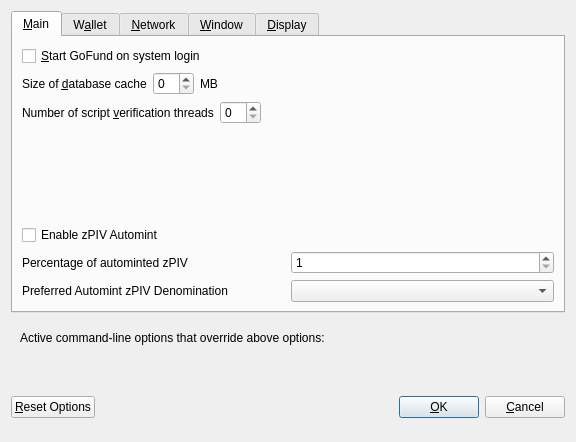
Qt form src/qt/forms/optionsdialog.ui (GoFundDev/GO-FUND) before a commit.
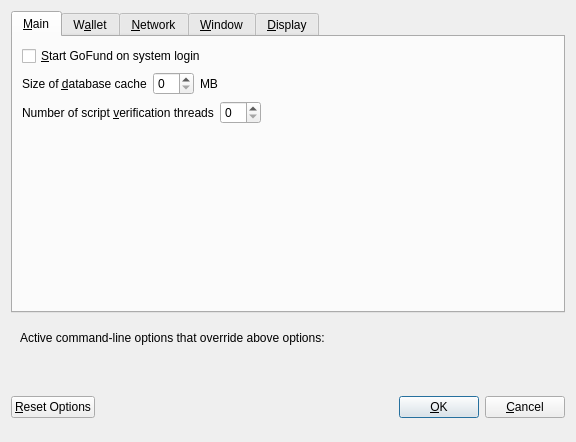
The same form after that commit. The open tabs and pages were chosen to show the change. Custom widgets are drawn as their Qt base class.

Patch:
```diff
--- a/src/qt/forms/optionsdialog.ui
+++ b/src/qt/forms/optionsdialog.ui
@@ -131,82 +131,10 @@
         </spacer>
        </item>
        <item>
-        <widget class="QCheckBox" name="checkBoxZeromintEnable">
-         <property name="toolTip">
-          <string>Enable automatic minting of PIV units to zPIV</string>
-         </property>
-         <property name="layoutDirection">
-          <enum>Qt::LeftToRight</enum>
-         </property>
-         <property name="text">
-          <string>Enable zPIV Automint</string>
-         </property>
-        </widget>
-       </item>
-       <item>
-        <layout class="QHBoxLayout" name="horizontalLayout_3">
-         <item>
-          <widget class="QLabel" name="percentage_label">
-           <property name="toolTip">
-            <string>Percentage of incoming PIV which get automatically converted to zPIV via Zerocoin Protocol (min: 10%)</string>
-           </property>
-           <property name="text">
-            <string>Percentage of autominted zPIV</string>
-           </property>
-          </widget>
-         </item>
-         <item>
-          <widget class="QSpinBox" name="zeromintPercentage">
-           <property name="minimum">
-            <number>1</number>
-           </property>
-           <property name="maximum">
-            <number>100</number>
-           </property>
-          </widget>
-         </item>
-        </layout>
-       </item>
-       <item>
-        <layout class="QHBoxLayout" name="horizontalLayout" stretch="0,0">
+        <layout class="QHBoxLayout" name="horizontalLayout" stretch="">
          <property name="sizeConstraint">
           <enum>QLayout::SetFixedSize</enum>
          </property>
-         <item>
-          <widget class="QLabel" name="labelPreferredDenom">
-           <property name="maximumSize">
-            <size>
-             <width>16777215</width>
-             <height>16777215</height>
-            </size>
-           </property>
-           <property name="toolTip">
-            <string>Wait with automatic conversion to Zerocoin until enough PIV for this denomination is available</string>
-           </property>
-           <property name="text">
-            <string>Preferred Automint zPIV Denomination</string>
-           </property>
-          </widget>
-         </item>
-         <item>
-          <widget class="QComboBox" name="preferredDenom">
-           <property name="maximumSize">
-            <size>
-             <width>16777215</width>
-             <height>27</height>
-            </size>
-           </property>
-           <property name="toolTip">
-            <string>Wait with automatic conversion to Zerocoin until enough PIV for this denomination is available</string>
-           </property>
-           <property name="maxVisibleItems">
-            <number>9</number>
-           </property>
-           <property name="maxCount">
-            <number>9</number>
-           </property>
-          </widget>
-         </item>
         </layout>
        </item>
       </layout>
```
Left out of the diff: 2 changed lines with no effect on the pictures.
